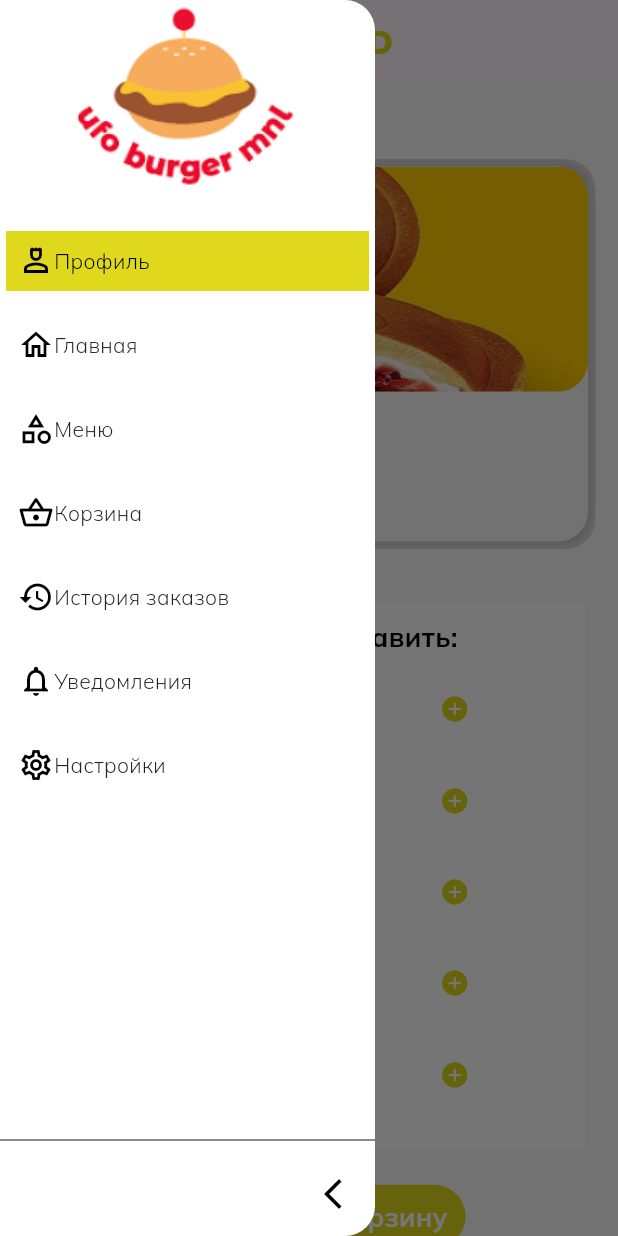
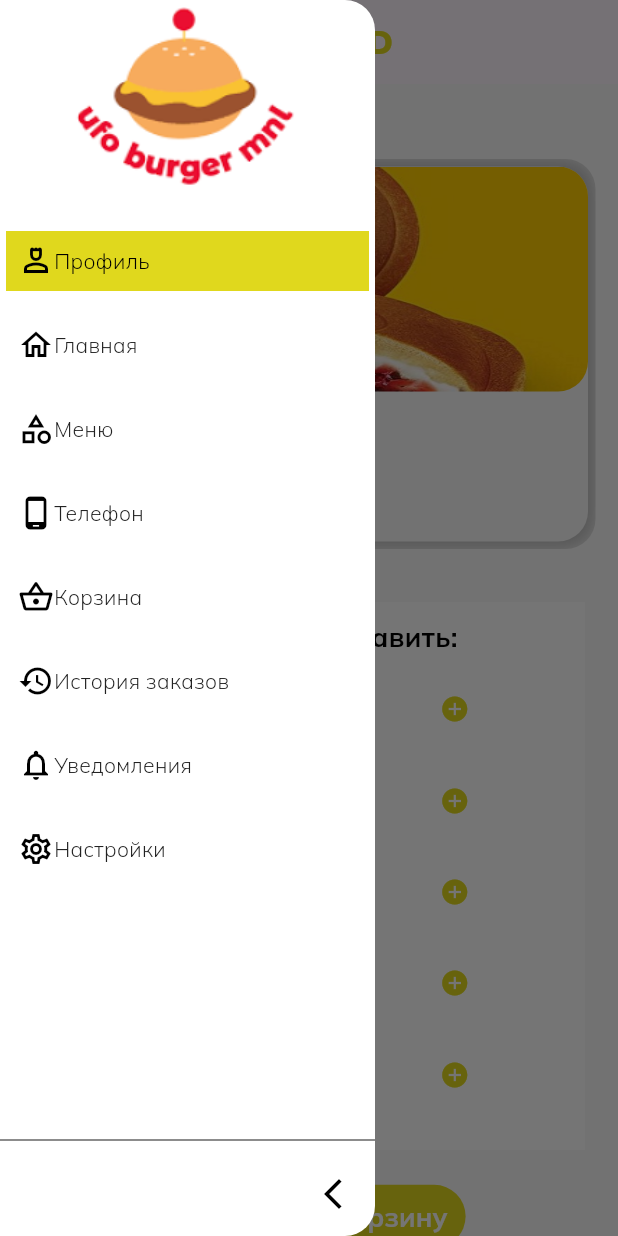
Before and after one commit to maksoncheus/UFOFOOD_MobileGamified, a Flutter app: the ProductView screen opened directly with empty values, with the side drawer open, on a phone screen of 412 x 824 dp. Run offline on Flutter 3.47's test engine with Material 2 defaults, Android fonts, the light colour scheme and no system bars; drawn by our look-alikes of auto_size_text, sidebarx; network calls fail.

Commit message:
Добавил вход по номеру телефона

```diff
--- a/lib/Views/MainViews/Components/homepage.dart
+++ b/lib/Views/MainViews/Components/homepage.dart
@@ -4,6 +4,7 @@ import 'package:sidebarx/sidebarx.dart';
 import 'package:ufo_food/Model/product.dart';
 import 'package:ufo_food/Views/MainViews/main_view.dart';
 import 'package:ufo_food/Views/MenuViews/menu_view.dart';
+import 'package:ufo_food/Views/PhoneCheckerView/phone_checker.dart';
 import 'package:ufo_food/Views/ProductViews/product_view.dart';
 import 'package:ufo_food/data/constants.dart';
 import 'package:ufo_food/helper/product_data.dart';
@@ -185,6 +186,7 @@ class _HomePageState extends State<HomePage> {
                                                 onPressed: () {},
                                                 child: const AutoSizeText(
                                                   "Купить",
+                                                  maxLines: 1,
                                                   style: TextStyle(
                                                       color: Colors.white),
                                                 )),
@@ -330,6 +332,10 @@ class SideBarExample extends StatelessWidget {
             label: 'Меню',
             onTap: () => Navigator.pushNamed(context, MenuView.routeName)),
         SidebarXItem(
+            icon: Icons.phone_android_outlined,
+            label: 'Телефон',
+            onTap: () => Navigator.pushNamed(context, PhoneChecker.routeName)),
+        SidebarXItem(
             icon: Icons.shopping_basket_outlined,
             label: 'Корзина',
             onTap: () => null),
--- a/lib/Views/ProductViews/product_view.dart
+++ b/lib/Views/ProductViews/product_view.dart
@@ -23,6 +23,21 @@ class ProductView extends StatefulWidget {
 
 class _ProductViewState extends State<ProductView> {
   final _controller = SidebarXController(selectedIndex: 0, extended: true);
+  List<int> counter = [0, 0, 0, 0, 0];
+
+  void incrementCount(int index) {
+    setState(() {
+      counter[index]++;
+    });
+  }
+
+  void decrementCount(int index) {
+    if (counter[index] > 0) {
+      setState(() {
+        counter[index]--;
+      });
+    }
+  }
 
   @override
   Widget build(BuildContext context) {
@@ -126,11 +141,11 @@ class _ProductViewState extends State<ProductView> {
                         SizedBox(
                           height: getProportionateScreenHeight(5),
                         ),
-                        addIgredients("Капуста"),
-                        addIgredients("Морковь"),
-                        addIgredients("Укроп"),
-                        addIgredients("Халапеньо"),
-                        addIgredients("Котлета"),
+                        addIgredients("Капуста", counter[0]),
+                        addIgredients("Морковь", counter[1]),
+                        addIgredients("Укроп ", counter[2]),
+                        addIgredients("Халапеньо", counter[3]),
+                        addIgredients("Котлета", counter[4]),
                       ],
                     ),
                   ),
@@ -158,7 +173,7 @@ class _ProductViewState extends State<ProductView> {
     );
   }
 
-  Stack addIgredients(String name) {
+  Stack addIgredients(String name, int index) {
     return Stack(
       children: [
         Container(
@@ -170,13 +185,16 @@ class _ProductViewState extends State<ProductView> {
           color: Colors.white,
           child: Row(
             children: <Widget>[
-              const Expanded(
+              Expanded(
                 child: Align(
                   alignment: Alignment.centerLeft,
-                  child: Icon(
+                  child: GestureDetector(
+                    onTap: () {},
+                    child: const Icon(
                       Icons.remove_circle_outline,
                       size: 20,
                       color: kSecondaryColor,
+                    ),
                   ),
                 ),
               ),
@@ -191,13 +209,16 @@ class _ProductViewState extends State<ProductView> {
                 minFontSize: 14,
                 textAlign: TextAlign.center,
               ))),
-              const Expanded(
+              Expanded(
                 child: Align(
                   alignment: Alignment.centerRight,
-                  child: Icon(
+                  child: GestureDetector(
+                    onTap: () => {},
+                    child: const Icon(
                       Icons.add_circle_outlined,
                       size: 20,
                       color: kSecondaryColor,
+                    ),
                   ),
                 ),
               ),
--- a/lib/data/routes.dart
+++ b/lib/data/routes.dart
@@ -1,9 +1,11 @@
 import 'package:flutter/widgets.dart';
 import 'package:ufo_food/Views/MenuViews/menu_view.dart';
+import 'package:ufo_food/Views/PhoneCheckerView/phone_checker.dart';
 
 import '../Views/MainViews/main_view.dart';
 
 final Map<String, WidgetBuilder> routes = {
   MainView.routeName: (context) => const MainView(),
   MenuView.routeName: (context) => const MenuView(),
+  PhoneChecker.routeName: (context) => const PhoneChecker()
 };
```
Also changed, not shown: lib/Views/PhoneCheckerView/phone_checker.dart (added, +110 -0 lines). Lines whose indentation alone changed are shown as unchanged.
